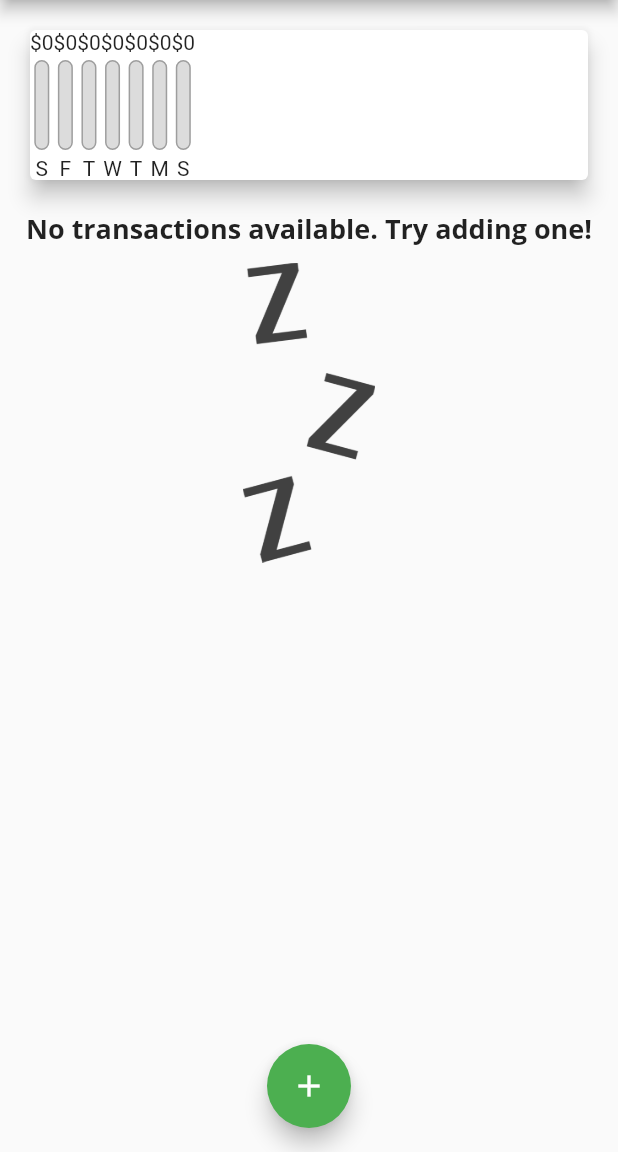
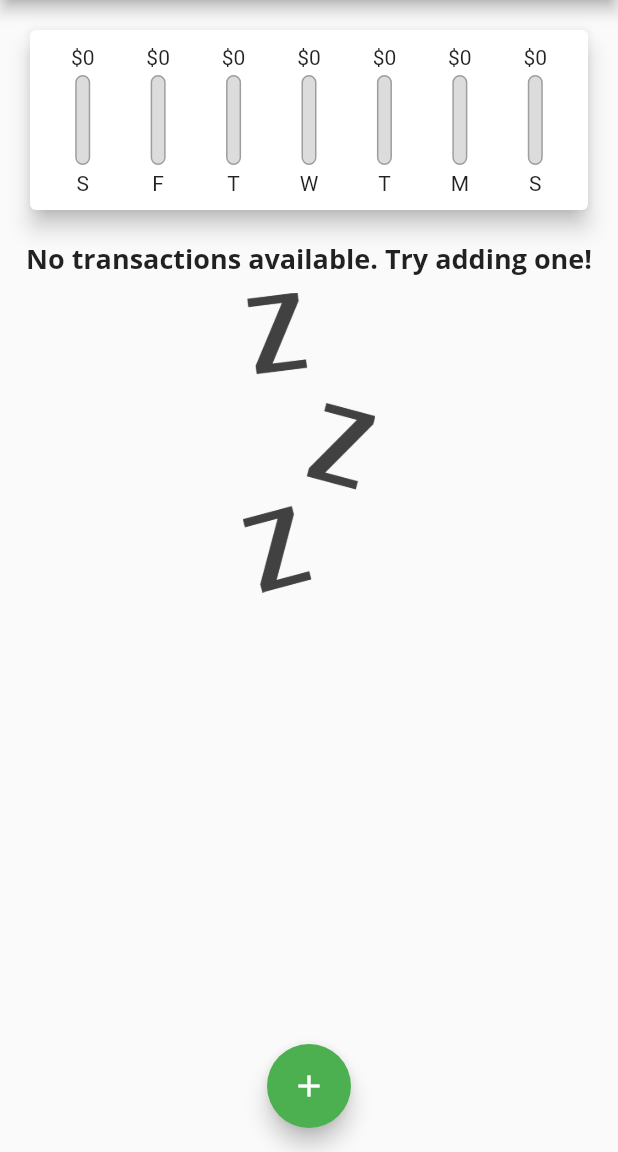
Before and after one commit to tferrerm/flutter-tutorial, a Flutter app: the screen it shows after launch, on a phone screen of 412 x 824 dp, the part 84-1236 px from its top. Run offline on Flutter 3.47's test engine with Material 2 defaults, Android fonts, the phone set to English and light mode, and no system bars; Roboto replaces fonts that are missing (Open Sans).

Commit message:
Use FittedBox, Padding and Flexible widgets to improve chart

```diff
--- a/expense_tracker/lib/widgets/chart.dart
+++ b/expense_tracker/lib/widgets/chart.dart
@@ -43,17 +43,25 @@ class Chart extends StatelessWidget {
     return Card(
         elevation: 6,
         margin: EdgeInsets.all(20),
+        child: Padding(
+          // like a container but more specific
+          padding: EdgeInsets.all(10),
           child: Row(
+            mainAxisAlignment: MainAxisAlignment.spaceAround,
             children: groupedTransactionValues.map((data) {
               final double percentage = totalSpending != 0
                   ? (data['amount'] as double) / totalSpending
                   : 0;
-            return ChartBar(
+              return Flexible(
+                fit: FlexFit.tight,
+                child: ChartBar(
                   label: data['day'] as String,
                   spentAmount: data['amount'] as double,
                   spentPercentage: percentage,
+                ),
               );
             }).toList(),
+          ),
         ));
   }
 }
--- a/expense_tracker/lib/widgets/chart_bar.dart
+++ b/expense_tracker/lib/widgets/chart_bar.dart
@@ -15,7 +15,9 @@ class ChartBar extends StatelessWidget {
   Widget build(BuildContext context) {
     return Column(
       children: [
-        Text('\$${spentAmount.toStringAsFixed(0)}'),
+        FittedBox(
+          child: Text('\$${spentAmount.toStringAsFixed(0)}'),
+        ), // to avoid text from growing too large
         SizedBox(height: 4),
         Container(
           height: 60,
```
Lines whose indentation alone changed are shown as unchanged.
